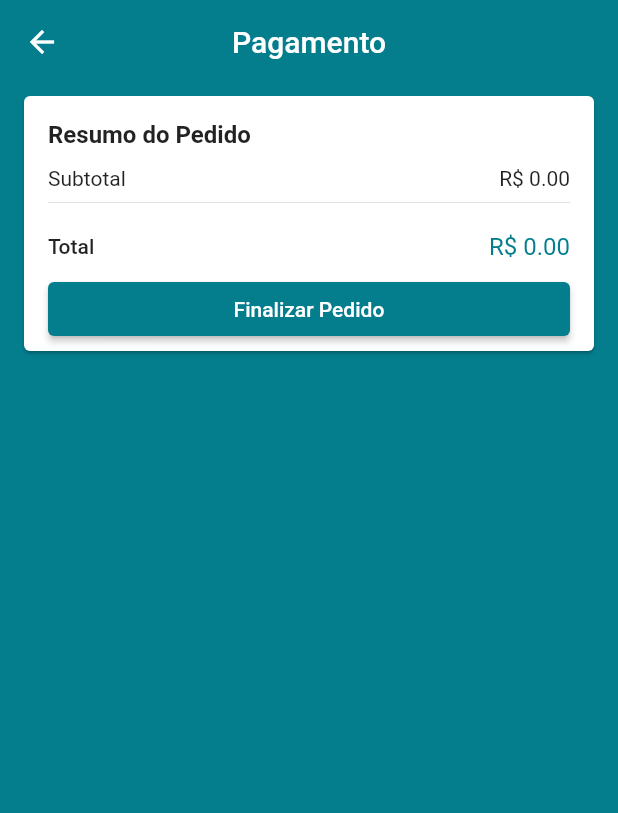
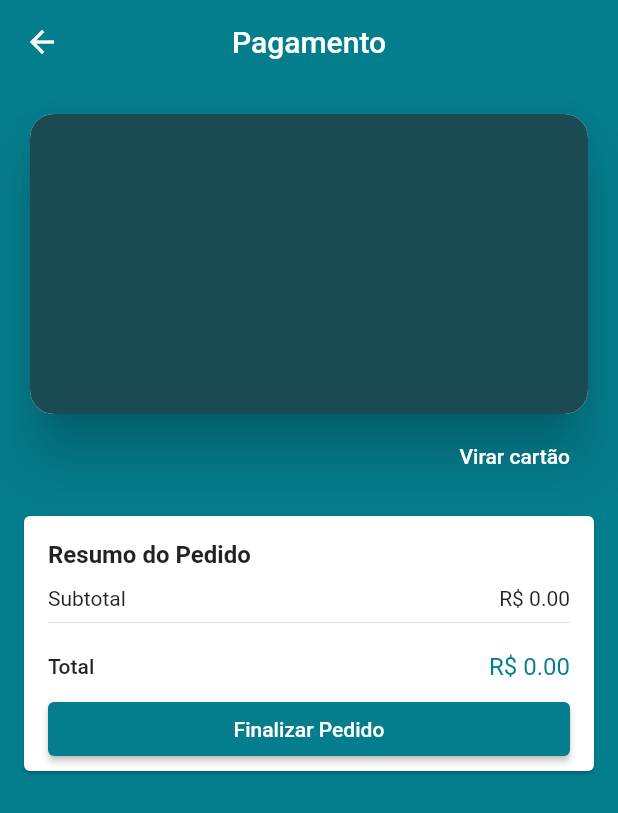
Before and after one commit to ed2aplicativos/game-store, a Flutter app: the CheckoutScreen screen opened by its route, on a phone screen of 412 x 824 dp. Shown: the top 813 px of the screen. Run offline on Flutter 3.47's test engine with Material 2 defaults, Android fonts, the phone set to English and light mode, and no system bars; drawn by our look-alikes of flip_card; our stand-ins replace brasil_fields, carousel_pro, cloud_firestore, dio, firebase_auth, firebase_storage and 8 more; missing offline and left inert: alphabet_list_scroll_view, flutter_facebook_login, map_launcher; accounts and stored records are empty.

Commit message:
Criando um Cartão Animado

```diff
--- a/lib/screens/checkout/checkout_screen.dart
+++ b/lib/screens/checkout/checkout_screen.dart
@@ -2,6 +2,7 @@ import 'package:flutter/material.dart';
 import 'package:new_game_store/common/price_card.dart';
 import 'package:new_game_store/models/cart_manager.dart';
 import 'package:new_game_store/models/checkout_manager.dart';
+import 'package:new_game_store/screens/checkout/components/credit_card_widget.dart';
 import 'package:provider/provider.dart';
 
 class CheckoutScreen extends StatelessWidget {
@@ -46,6 +47,7 @@ class CheckoutScreen extends StatelessWidget {
             }
             return ListView(
               children: <Widget>[
+                CreditCardWidget(),
                 PriceCard(
                   buttonText: 'Finalizar Pedido',
                   onPressed: () {
--- /dev/null
+++ b/lib/screens/checkout/components/card_back.dart
@@ -0,0 +1,16 @@
+import 'package:flutter/material.dart';
+
+class CardBack extends StatelessWidget {
+  @override
+  Widget build(BuildContext context) {
+    return Card(
+      clipBehavior: Clip.antiAlias,
+      shape: RoundedRectangleBorder(borderRadius: BorderRadius.circular(16)),
+      elevation: 16,
+      child: Container(
+        height: 200,
+        color: const Color(0xFF1B4B52),
+      ),
+    );
+  }
+}
--- /dev/null
+++ b/lib/screens/checkout/components/card_front.dart
@@ -0,0 +1,16 @@
+import 'package:flutter/material.dart';
+
+class CardFront extends StatelessWidget {
+  @override
+  Widget build(BuildContext context) {
+    return Card(
+      clipBehavior: Clip.antiAlias,
+      shape: RoundedRectangleBorder(borderRadius: BorderRadius.circular(16)),
+      elevation: 16,
+      child: Container(
+        height: 200,
+        color: const Color(0xFF1B4B52),
+      ),
+    );
+  }
+}
--- /dev/null
+++ b/lib/screens/checkout/components/credit_card_widget.dart
@@ -0,0 +1,47 @@
+import 'package:flip_card/flip_card.dart';
+import 'package:flutter/material.dart';
+import 'package:new_game_store/screens/checkout/components/card_back.dart';
+import 'package:new_game_store/screens/checkout/components/card_front.dart';
+
+class CreditCardWidget extends StatelessWidget {
+
+  final GlobalKey<FlipCardState> cardKey = GlobalKey<FlipCardState>();
+
+  @override
+  Widget build(BuildContext context) {
+    return Padding(
+      padding: const EdgeInsets.fromLTRB(16, 16, 16, 8),
+      child: Column(
+        crossAxisAlignment: CrossAxisAlignment.end,
+        children: <Widget>[
+          FlipCard(
+            key: cardKey,
+            direction: FlipDirection.HORIZONTAL,
+            speed: 700,
+            flipOnTouch: false,
+            front: CardFront(),
+            back: CardBack(),
+          ),
+          Padding(
+            padding: EdgeInsets.zero,
+            child: ElevatedButton(
+              style: ElevatedButton.styleFrom(
+                primary: Colors.transparent,
+                elevation: 0,
+              ),
+              onPressed: (){
+                cardKey.currentState.toggleCard();
+              },
+              child: const Text(
+                'Virar cartão',
+                style: TextStyle(
+                  color: Colors.white,
+                ),
+              ),
+            ),
+          )
+        ],
+      ),
+    );
+  }
+}
--- a/pubspec.yaml
+++ b/pubspec.yaml
@@ -51,6 +51,7 @@ dependencies:
   google_sign_in: ^5.0.2
   url_launcher: ^5.4.11
   map_launcher: ^0.5.0
+  flip_card: ^0.4.4
 
 dev_dependencies:
   flutter_test:
```
Also changed, not shown: pubspec.lock.
